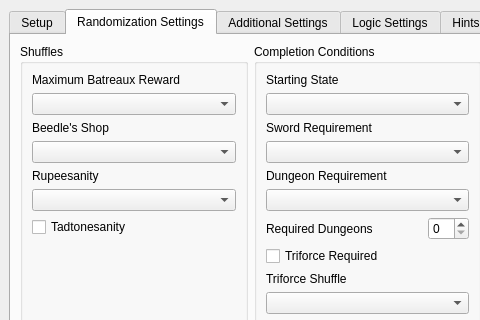
Qt form gui/randogui.ui (ssrando/ssrando) before a commit; both pictures show x 0 to 480 and y 0 to 320 of the 1202 by 759 pixel window.
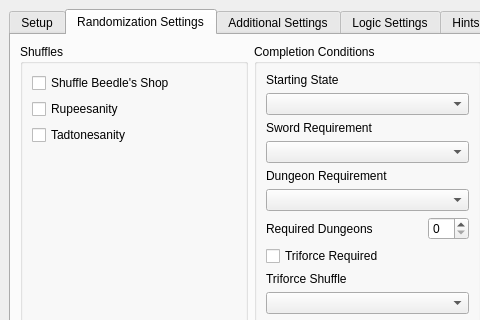
The same form after that commit. The open tabs and pages were chosen to show the change.

Commit message:
Remove Ambiguous Options in Favor of Exclusions (#405)
* remove ambiguous options in favor of exclusions

* update rupeesanity options

---------

Patch:
```diff
--- a/gui/randogui.ui
+++ b/gui/randogui.ui
@@ -518,46 +518,18 @@
            <item>
             <layout class="QVBoxLayout" name="vlay_shuffles">
              <item>
-              <layout class="QVBoxLayout" name="vlay_batreaux">
-               <item>
-                <widget class="QLabel" name="label_for_option_max_batreaux_reward">
+              <widget class="QCheckBox" name="option_shopsanity">
                  <property name="text">
-                  <string>Maximum Batreaux Reward</string>
+                <string>Shuffle Beedle's Shop</string>
                  </property>
                 </widget>
                </item>
                <item>
-                <widget class="QComboBox" name="option_max_batreaux_reward"/>
-               </item>
-              </layout>
-             </item>
-             <item>
-              <layout class="QVBoxLayout" name="vlay_shopsanity">
-               <item>
-                <widget class="QLabel" name="label_for_option_shopsanity">
-                 <property name="text">
-                  <string>Beedle's Shop</string>
-                 </property>
-                </widget>
-               </item>
-               <item>
-                <widget class="QComboBox" name="option_shopsanity"/>
-               </item>
-              </layout>
-             </item>
-             <item>
-              <layout class="QVBoxLayout" name="vlay_rupeesanity">
-               <item>
-                <widget class="QLabel" name="label_for_option_rupeesanity">
+              <widget class="QCheckBox" name="option_rupeesanity">
                  <property name="text">
                   <string>Rupeesanity</string>
                  </property>
                 </widget>
-               </item>
-               <item>
-                <widget class="QComboBox" name="option_rupeesanity"/>
-               </item>
-              </layout>
              </item>
              <item>
               <widget class="QCheckBox" name="option_tadtonesanity">
```
Left out of the diff: 2 changed lines with no effect on the pictures. Lines whose indentation alone changed are shown as unchanged. The commit also changes 12 other files.
